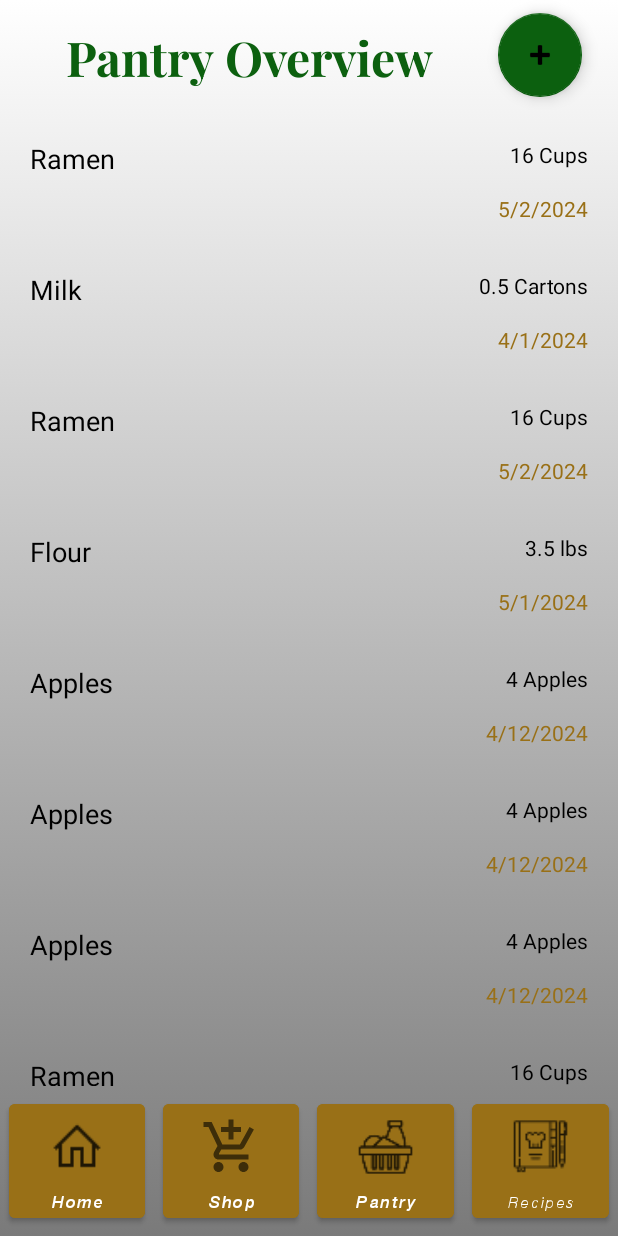
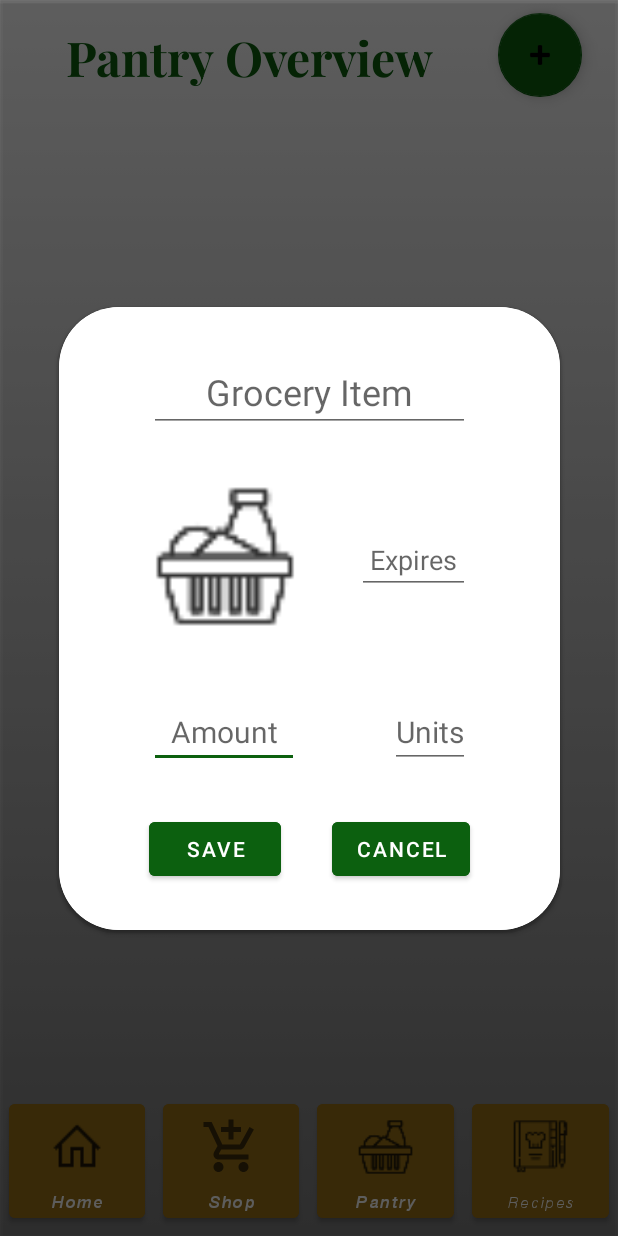
Before and after one commit to crortolf/Personal-Kitchen-Kompanion, an Android app: the fragment Pantry placed in its activity, after a tap on an icon or button, on a phone screen of 412 x 824 dp. Run offline under Robolectric (Android 15) with nearby library versions, the phone set to English and light mode, and no system bars.

Commit message:
Users can now view their groceries on the pantry page, as well as add new ones. Created PopupWindow to enter new pantry item details. One button on main page was replaced with new test button that adds a number of repeating grocery items.

```diff
--- a/app/build.gradle
+++ b/app/build.gradle
@@ -46,4 +46,5 @@ dependencies {
     androidTestImplementation 'androidx.test.espresso:espresso-core:3.4.0'
     implementation 'androidx.recyclerview:recyclerview:1.2.1'
     implementation 'com.google.android.material:material:1.5.0'
+    implementation "androidx.cardview:cardview:1.0.0"
 }
--- a/app/src/main/AndroidManifest.xml
+++ b/app/src/main/AndroidManifest.xml
@@ -28,7 +28,8 @@
             android:exported="true" />
         <activity
             android:name=".NavigationFrame"
-            android:exported="true">
+            android:exported="true"
+            android:windowSoftInputMode="adjustNothing">
             <intent-filter>
                 <action android:name="android.intent.action.MAIN" />
 
--- a/app/src/main/java/com/example/kitchenkompanion/HomePage.java
+++ b/app/src/main/java/com/example/kitchenkompanion/HomePage.java
@@ -22,18 +22,15 @@ import java.util.Set;
 //TODO: Remove add/adjust grocery buttons, replace with notifications container
 public class HomePage extends Fragment {
 
-    Button selected = null;
     UserViewModel userVM;
+
+    Button selected;
     public HomePage() {
         // Required empty public constructor
     }
 
     public static HomePage newInstance() {
         HomePage fragment = new HomePage();
-        //Bundle args = new Bundle();
-        //args.putString(ARG_PARAM1, param1);
-        //args.putString(ARG_PARAM2, param2);
-        //fragment.setArguments(args);
         return fragment;
     }
 
@@ -41,10 +38,7 @@ public class HomePage extends Fragment {
     public void onCreate(Bundle savedInstanceState) {
         super.onCreate(savedInstanceState);
         userVM = new ViewModelProvider(getActivity()).get(UserViewModel.class);
-        //if (getArguments() != null) {
-            //mParam1 = getArguments().getString(ARG_PARAM1);
-            //mParam2 = getArguments().getString(ARG_PARAM2);
-        //}
+        selected = null;
     }
 
     @Override
@@ -58,6 +52,10 @@ public class HomePage extends Fragment {
         View.OnClickListener userButton = new View.OnClickListener() {
             @Override
             public void onClick(View view) {
+                try {
+                    Button temp = (Button) view;
+                    userVM.setCurrent(temp.getText().toString());
+                } catch (Exception e) { e.printStackTrace(); }
                 if (selected != null) {
                     selected.setBackgroundColor(ContextCompat.getColor(act, R.color.brown));
                     selected.setTextColor(ContextCompat.getColor(act, R.color.white));
@@ -69,6 +67,15 @@ public class HomePage extends Fragment {
                 }
             }
         };
+
+        View.OnClickListener testGroceryButton = new View.OnClickListener() {
+            @Override
+            public void onClick(View view) {
+                addTestGroceries();
+            }
+        };
+
+        home.findViewById(R.id.addTest).setOnClickListener(testGroceryButton);
 
         Set<String> users = userVM.usernames();
 
@@ -82,7 +89,27 @@ public class HomePage extends Fragment {
             b.setAllCaps(false);
             b.setLayoutParams(new ViewGroup.LayoutParams(260, ViewGroup.LayoutParams.MATCH_PARENT));
             ll.addView(b);
+            if (name.equals(userVM.getUsername())) b.callOnClick();
         }
         return home;
     }
+
+    private void addTestGroceries() {
+        userVM.addGrocery(new GroceryItem("Milk", "Cartons", 0.5f, new int[]{2024, 4, 1}));
+        userVM.addGrocery(new GroceryItem("Flour", "lbs", 3.5f, new int[]{2024, 5, 1}));
+        userVM.addGrocery(new GroceryItem("Ramen", "Cups", 16, new int[]{2024, 5, 2}));
+        userVM.addGrocery(new GroceryItem("Apples", "Apples", 4, new int[]{2024, 4, 12}));
+        userVM.addGrocery(new GroceryItem("Milk", "Cartons", 0.5f, new int[]{2024, 4, 1}));
+        userVM.addGrocery(new GroceryItem("Flour", "lbs", 3.5f, new int[]{2024, 5, 1}));
+        userVM.addGrocery(new GroceryItem("Ramen", "Cups", 16, new int[]{2024, 5, 2}));
+        userVM.addGrocery(new GroceryItem("Apples", "Apples", 4, new int[]{2024, 4, 12}));
+        userVM.addGrocery(new GroceryItem("Milk", "Cartons", 0.5f, new int[]{2024, 4, 1}));
+        userVM.addGrocery(new GroceryItem("Flour", "lbs", 3.5f, new int[]{2024, 5, 1}));
+        userVM.addGrocery(new GroceryItem("Ramen", "Cups", 16, new int[]{2024, 5, 2}));
+        userVM.addGrocery(new GroceryItem("Apples", "Apples", 4, new int[]{2024, 4, 12}));
+        userVM.addGrocery(new GroceryItem("Milk", "Cartons", 0.5f, new int[]{2024, 4, 1}));
+        userVM.addGrocery(new GroceryItem("Flour", "lbs", 3.5f, new int[]{2024, 5, 1}));
+        userVM.addGrocery(new GroceryItem("Ramen", "Cups", 16, new int[]{2024, 5, 2}));
+        userVM.addGrocery(new GroceryItem("Apples", "Apples", 4, new int[]{2024, 4, 12}));
+    }
 }
--- a/app/src/main/java/com/example/kitchenkompanion/NavigationFrame.java
+++ b/app/src/main/java/com/example/kitchenkompanion/NavigationFrame.java
@@ -23,6 +23,8 @@ public class NavigationFrame extends AppCompatActivity {
         setContentView(R.layout.activity_navigation_frame);
         addTestUsers();
         setFragments();
+        try { userVM.setCurrent("Chris"); }
+        catch (Exception e) { e.printStackTrace(); }
     }
 
     private void setFragments() {
--- a/app/src/main/java/com/example/kitchenkompanion/Pantry.java
+++ b/app/src/main/java/com/example/kitchenkompanion/Pantry.java
@@ -1,5 +1,6 @@
 package com.example.kitchenkompanion;
 
+import android.content.Context;
 import android.os.Bundle;
 
 import androidx.fragment.app.Fragment;
@@ -7,10 +8,18 @@ import androidx.lifecycle.ViewModelProvider;
 import androidx.recyclerview.widget.LinearLayoutManager;
 import androidx.recyclerview.widget.RecyclerView;
 
+import android.view.Gravity;
 import android.view.LayoutInflater;
+import android.view.MotionEvent;
 import android.view.View;
 import android.view.ViewGroup;
 import android.widget.ArrayAdapter;
+import android.widget.DatePicker;
+import android.widget.LinearLayout;
+import android.widget.PopupWindow;
+import android.widget.TextView;
+
+import org.w3c.dom.Text;
 
 import java.util.ArrayList;
 
@@ -33,15 +42,10 @@ public class Pantry extends Fragment {
         return fragment;
     }
 
-    //TODO: create new item, add to database and list, create menu for pantry creation;
-
     @Override
     public void onCreate(Bundle savedInstanceState) {
         super.onCreate(savedInstanceState);
         userVM = new ViewModelProvider(getActivity()).get(UserViewModel.class);
-        userVM.addTestUser("Larry");
-        try { userVM.setCurrent("Larry"); }
-        catch (Exception e) { System.out.println(e.getStackTrace()); }
         panLis = new PantryAdapter(new ArrayList<>(userVM.pantry()));
     }
 
@@ -54,10 +58,51 @@ public class Pantry extends Fragment {
         pantry.findViewById(R.id.addPantryitem).setOnClickListener(new View.OnClickListener() {
             @Override
             public void onClick(View view) {
-                panLis.addItem(new GroceryItem("Fresh Cilantro", "Bundles", 3.0f, new int[]{ 2024, 2, 1}));
-                panLis.notifyDataSetChanged();
+                makePopup();
             }
         });
         return pantry;
     }
+
+    private void makePopup() {
+        LayoutInflater inflater = (LayoutInflater) getActivity().getSystemService(Context.LAYOUT_INFLATER_SERVICE);
+        View popupView = inflater.inflate(R.layout.popup_new_grocery, null);
+        int dim = ViewGroup.LayoutParams.MATCH_PARENT;
+        boolean focusable = true; //taps outside of the window will dismiss it
+        final PopupWindow popupWindow = new PopupWindow(popupView, dim, dim, focusable);
+        popupWindow.showAtLocation(getView(), Gravity.CENTER, 0, 0);
+
+        View.OnClickListener close = new View.OnClickListener() {
+            @Override
+            public void onClick(View view) {
+                popupWindow.dismiss();
+            }
+        };
+
+        popupView.findViewById(R.id.greyOutLayout).setOnClickListener(close);
+        popupView.findViewById(R.id.cancelAddPantry).setOnClickListener(close);
+
+        //TODO: create datepicker to select expiration date
+
+        popupView.findViewById(R.id.saveAddPantry).setOnClickListener(new View.OnClickListener() {
+            @Override
+            public void onClick(View view) {
+                addPantryItem(popupView);
+                popupWindow.dismiss();
+            }
+        });
+    }
+
+    private void addPantryItem(View popupView) {
+        TextView name = (TextView) popupView.findViewById(R.id.itemAddPantry);
+        TextView date = (TextView) popupView.findViewById(R.id.dateAddPantry);
+        TextView amount = (TextView) popupView.findViewById(R.id.quantityAddPantry);
+        TextView unit = (TextView) popupView.findViewById(R.id.unitAddPantry);
+        String[] dateVals = date.getText().toString().split("-");
+        int[] dateValsInt = new int[] {Integer.parseInt(dateVals[2]), Integer.parseInt(dateVals[0]), Integer.parseInt(dateVals[1])};
+        GroceryItem temp = new GroceryItem(name.getText().toString(), unit.getText().toString(), Float.valueOf(amount.getText().toString()), dateValsInt);
+        panLis.addItem(temp);
+        userVM.addGrocery(temp);
+        panLis.notifyItemInserted(panLis.getItemCount());
+    }
 }
--- a/app/src/main/java/com/example/kitchenkompanion/PantryAdapter.java
+++ b/app/src/main/java/com/example/kitchenkompanion/PantryAdapter.java
@@ -23,6 +23,8 @@ public class PantryAdapter extends RecyclerView.Adapter<PantryItem> {
         Context context = parent.getContext();
         LayoutInflater inflater = LayoutInflater.from(context);
         View list = inflater.inflate(R.layout.pantry_item_view, parent, false);
+
+        //TODO: create swipe to delete function with recycler items
 
         PantryItem viewHolder = new PantryItem(list);
         return viewHolder;
--- a/app/src/main/java/com/example/kitchenkompanion/UserViewModel.java
+++ b/app/src/main/java/com/example/kitchenkompanion/UserViewModel.java
@@ -26,32 +26,15 @@ public class UserViewModel extends ViewModel {
         return true;
     }
 
-    public boolean addTestUser(String name) {
-        if (users.containsKey(name)) return false;
-        User temp = new User(name);
-        temp.inv.add(new GroceryItem("Milk", "Cartons", 0.5f, new int[]{2024, 4, 1}));
-        temp.inv.add(new GroceryItem("Apples", "Apples", 4, new int[]{2024, 4, 12}));
-        temp.inv.add(new GroceryItem("Flour", "lbs", 3.5f, new int[]{2024, 5, 1}));
-        temp.inv.add(new GroceryItem("Ramen", "Cups", 16, new int[]{2024, 5, 2}));
-        temp.inv.add(new GroceryItem("Milk", "Cartons", 0.5f, new int[]{2024, 4, 1}));
-        temp.inv.add(new GroceryItem("Apples", "Apples", 4, new int[]{2024, 4, 12}));
-        temp.inv.add(new GroceryItem("Flour", "lbs", 3.5f, new int[]{2024, 5, 1}));
-        temp.inv.add(new GroceryItem("Ramen", "Cups", 16, new int[]{2024, 5, 2}));
-        temp.inv.add(new GroceryItem("Milk", "Cartons", 0.5f, new int[]{2024, 4, 1}));
-        temp.inv.add(new GroceryItem("Apples", "Apples", 4, new int[]{2024, 4, 12}));
-        temp.inv.add(new GroceryItem("Flour", "lbs", 3.5f, new int[]{2024, 5, 1}));
-        temp.inv.add(new GroceryItem("Ramen", "Cups", 16, new int[]{2024, 5, 2}));
-        temp.inv.add(new GroceryItem("Milk", "Cartons", 0.5f, new int[]{2024, 4, 1}));
-        temp.inv.add(new GroceryItem("Apples", "Apples", 4, new int[]{2024, 4, 12}));
-        temp.inv.add(new GroceryItem("Flour", "lbs", 3.5f, new int[]{2024, 5, 1}));
-        temp.inv.add(new GroceryItem("Ramen", "Cups", 16, new int[]{2024, 5, 2}));
-        users.put(name, temp);
-        return true;
+    public void addGrocery(GroceryItem item) {
+        currentUser.inv.add(item);
     }
 
     public User getUser() {
         return currentUser;
     }
+
+    public String getUsername() { return currentUser.name; }
 
     public HashSet<GroceryItem> pantry() {
         return currentUser.inv;
--- a/app/src/main/res/layout/fragment_home_page.xml
+++ b/app/src/main/res/layout/fragment_home_page.xml
@@ -33,7 +33,7 @@
         android:text="Add Groceries"
         android:textAllCaps="false"
         app:layout_constraintBottom_toBottomOf="parent"
-        app:layout_constraintEnd_toStartOf="@+id/adjustButton2"
+        app:layout_constraintEnd_toStartOf="@+id/addTest"
         app:layout_constraintHorizontal_bias="0.5"
         app:layout_constraintStart_toStartOf="parent" />
 
@@ -53,13 +53,13 @@
         app:layout_constraintStart_toStartOf="parent" />
 
     <Button
-        android:id="@+id/adjustButton2"
+        android:id="@+id/addTest"
         android:layout_width="120dp"
         android:layout_height="80dp"
         android:layout_marginBottom="20dp"
         android:backgroundTint="#997017"
         android:fontFamily="@font/helvetica_neue"
-        android:text="Adjust Groceries"
+        android:text="Add Test Groceries"
         android:textAllCaps="false"
         app:layout_constraintBottom_toBottomOf="parent"
         app:layout_constraintEnd_toEndOf="parent"
--- a/app/src/main/res/layout/popup_new_grocery.xml
+++ b/app/src/main/res/layout/popup_new_grocery.xml
@@ -2,74 +2,110 @@
 <androidx.constraintlayout.widget.ConstraintLayout xmlns:android="http://schemas.android.com/apk/res/android"
     xmlns:app="http://schemas.android.com/apk/res-auto"
     xmlns:tools="http://schemas.android.com/tools"
+    android:id="@+id/greyOutLayout"
+    android:layout_width="match_parent"
+    android:layout_height="match_parent"
+    android:background="@color/alpha_black">
+
+    <androidx.cardview.widget.CardView
         android:layout_width="wrap_content"
-    android:layout_height="wrap_content">
+        android:layout_height="wrap_content"
+        android:clickable="true"
+        app:cardCornerRadius="40dp"
+        app:layout_constraintBottom_toBottomOf="parent"
+        app:layout_constraintEnd_toEndOf="parent"
+        app:layout_constraintStart_toStartOf="parent"
+        app:layout_constraintTop_toTopOf="parent">
+
+        <androidx.constraintlayout.widget.ConstraintLayout
+            android:id="@+id/cardLayout"
+            android:layout_width="wrap_content"
+            android:layout_height="wrap_content"
+            android:layout_gravity="center"
+            android:background="#FFFFFF">
 
             <Button
-        android:id="@+id/saveButton2"
+                android:id="@+id/saveAddPantry"
                 android:layout_width="wrap_content"
                 android:layout_height="wrap_content"
-        android:layout_marginTop="40dp"
+                android:layout_marginTop="30dp"
+                android:backgroundTint="@color/green"
                 android:text="Save"
-        app:layout_constraintStart_toStartOf="@+id/quantityAmount2"
-        app:layout_constraintTop_toBottomOf="@+id/quantityAmount2" />
+                app:layout_constraintStart_toStartOf="@+id/quantityAddPantry"
+                app:layout_constraintTop_toBottomOf="@+id/quantityAddPantry" />
 
             <Button
-        android:id="@+id/cancelButton2"
+                android:id="@+id/cancelAddPantry"
                 android:layout_width="wrap_content"
                 android:layout_height="wrap_content"
-        android:layout_marginBottom="40dp"
+                android:layout_marginBottom="30dp"
+                android:backgroundTint="@color/green"
                 android:text="Cancel"
                 app:layout_constraintBottom_toBottomOf="parent"
-        app:layout_constraintEnd_toEndOf="@+id/quantityName2"
-        app:layout_constraintTop_toTopOf="@+id/saveButton2" />
+                app:layout_constraintEnd_toEndOf="@+id/unitAddPantry"
+                app:layout_constraintTop_toTopOf="@+id/saveAddPantry" />
 
             <EditText
-        android:id="@+id/quantityAmount2"
+                android:id="@+id/quantityAddPantry"
                 android:layout_width="100dp"
                 android:layout_height="wrap_content"
-        android:layout_marginTop="20dp"
+                android:layout_marginTop="30dp"
                 android:gravity="center_horizontal"
                 android:hint="Amount"
+                android:inputType="number"
                 android:textAlignment="center"
                 android:textSize="20sp"
-        app:layout_constraintStart_toStartOf="@+id/newItemPopup2"
-        app:layout_constraintTop_toBottomOf="@+id/newItemPopup2" />
+                app:layout_constraintStart_toStartOf="@+id/itemAddPantry"
+                app:layout_constraintTop_toBottomOf="@+id/imageView" />
 
             <EditText
-        android:id="@+id/newItemPopup2"
+                android:id="@+id/itemAddPantry"
                 android:layout_width="214dp"
                 android:layout_height="wrap_content"
                 android:layout_marginStart="60dp"
-        android:layout_marginTop="40dp"
+                android:layout_marginTop="30dp"
                 android:layout_marginEnd="60dp"
                 android:gravity="center_horizontal"
-        android:hint="Grocery Item Name"
+                android:hint="Grocery Item"
                 android:textAlignment="center"
                 android:textSize="24sp"
                 app:layout_constraintEnd_toEndOf="parent"
                 app:layout_constraintStart_toStartOf="parent"
-        app:layout_constraintTop_toBottomOf="@+id/imageView" />
+                app:layout_constraintTop_toTopOf="parent" />
 
             <EditText
-        android:id="@+id/quantityName2"
+                android:id="@+id/unitAddPantry"
                 android:layout_width="wrap_content"
                 android:layout_height="wrap_content"
-        android:layout_marginTop="20dp"
                 android:gravity="center_horizontal"
                 android:hint="Units"
                 android:textAlignment="center"
                 android:textSize="20sp"
-        app:layout_constraintEnd_toEndOf="@+id/newItemPopup2"
-        app:layout_constraintTop_toBottomOf="@+id/newItemPopup2" />
+                app:layout_constraintEnd_toEndOf="@+id/itemAddPantry"
+                app:layout_constraintTop_toTopOf="@+id/quantityAddPantry" />
 
             <ImageView
                 android:id="@+id/imageView"
                 android:layout_width="101dp"
                 android:layout_height="126dp"
-        android:layout_marginTop="40dp"
-        app:layout_constraintEnd_toEndOf="parent"
-        app:layout_constraintStart_toStartOf="parent"
-        app:layout_constraintTop_toTopOf="parent"
+                android:layout_marginTop="20dp"
+                app:layout_constraintStart_toStartOf="@+id/itemAddPantry"
+                app:layout_constraintTop_toBottomOf="@+id/itemAddPantry"
                 app:srcCompat="@drawable/ingredient_icon" />
+
+            <EditText
+                android:id="@+id/dateAddPantry"
+                android:layout_width="75dp"
+                android:layout_height="40dp"
+                android:ems="10"
+                android:hint="Expires"
+                android:inputType="date"
+                android:textAlignment="center"
+                app:layout_constraintBottom_toTopOf="@+id/unitAddPantry"
+                app:layout_constraintEnd_toEndOf="@+id/itemAddPantry"
+                app:layout_constraintTop_toBottomOf="@+id/itemAddPantry" />
+
         </androidx.constraintlayout.widget.ConstraintLayout>
+    </androidx.cardview.widget.CardView>
+
+</androidx.constraintlayout.widget.ConstraintLayout>
--- a/app/src/main/res/values/colors.xml
+++ b/app/src/main/res/values/colors.xml
@@ -4,4 +4,5 @@
     <color name="brown">#997017</color>
     <color name="black">#FF000000</color>
     <color name="white">#FFFFFFFF</color>
+    <color name="alpha_black">#80000000</color>
 </resources>
```
Also changed, not shown: app/src/main/java/com/example/kitchenkompanion/ShoppingList.java (+4 -9 lines). Lines whose indentation alone changed are shown as unchanged.
